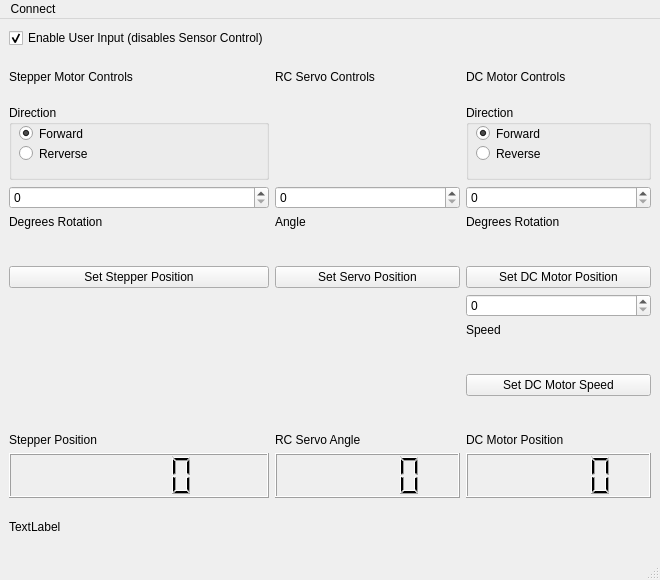
Old version of the form motors_lab/GUI.ui in the repository trentn/SPARO.
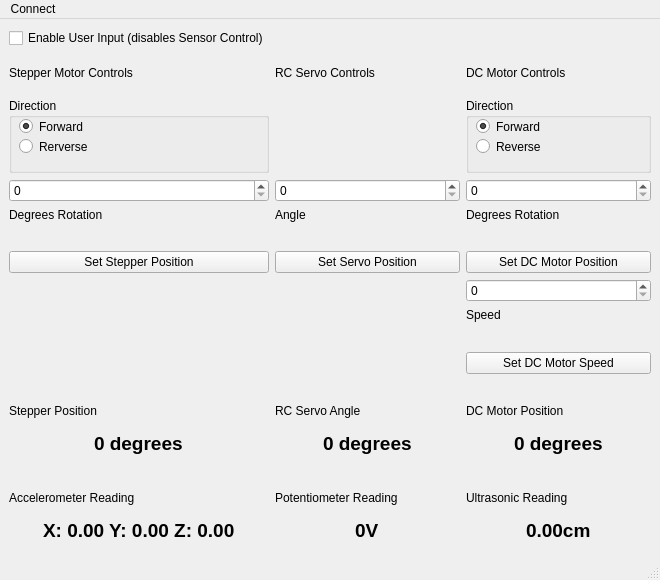
New version of the form.

Commit message: updated UI for sensor feedback

The edit to the form file:
```diff
--- a/motors_lab/GUI.ui
+++ b/motors_lab/GUI.ui
@@ -43,13 +43,6 @@
       </property>
      </widget>
     </item>
-    <item row="15" column="0">
-     <widget class="QLabel" name="debug_output">
-      <property name="text">
-       <string>TextLabel</string>
-      </property>
-     </widget>
-    </item>
     <item row="1" column="1">
      <widget class="QLabel" name="rcservo_controls_label">
       <property name="text">
@@ -71,12 +64,6 @@
       </property>
      </widget>
     </item>
-    <item row="14" column="1">
-     <widget class="QLCDNumber" name="rcservo_lcd"/>
-    </item>
-    <item row="14" column="2">
-     <widget class="QLCDNumber" name="dcmotor_lcd"/>
-    </item>
     <item row="13" column="1" alignment="Qt::AlignBottom">
      <widget class="QLabel" name="rcservo_lcd_label">
       <property name="text">
@@ -126,16 +113,6 @@
       </property>
      </widget>
     </item>
-    <item row="14" column="0">
-     <widget class="QLCDNumber" name="stepper_lcd"/>
-    </item>
-    <item row="6" column="1" alignment="Qt::AlignTop">
-     <widget class="QLabel" name="rcservo_angle_label">
-      <property name="text">
-       <string>Angle</string>
-      </property>
-     </widget>
-    </item>
     <item row="5" column="0">
      <widget class="QSpinBox" name="stepper_degrees_spin">
       <property name="maximum">
@@ -227,7 +204,7 @@
        <string>Enable User Input (disables Sensor Control)</string>
       </property>
       <property name="checked">
-       <bool>true</bool>
+       <bool>false</bool>
       </property>
      </widget>
     </item>
@@ -245,6 +222,118 @@
       </property>
      </widget>
     </item>
+    <item row="6" column="1" alignment="Qt::AlignTop">
+     <widget class="QLabel" name="rcservo_angle_label">
+      <property name="text">
+       <string>Angle</string>
+      </property>
+     </widget>
+    </item>
+    <item row="16" column="0" alignment="Qt::AlignHCenter">
+     <widget class="QLabel" name="accelerometer_reading">
+      <property name="font">
+       <font>
+        <pointsize>14</pointsize>
+        <weight>75</weight>
+        <bold>true</bold>
+       </font>
+      </property>
+      <property name="text">
+       <string>X: 0.00 Y: 0.00 Z: 0.00</string>
+      </property>
+     </widget>
+    </item>
+    <item row="16" column="1" alignment="Qt::AlignHCenter">
+     <widget class="QLabel" name="potentiometer_reading">
+      <property name="font">
+       <font>
+        <pointsize>14</pointsize>
+        <weight>75</weight>
+        <bold>true</bold>
+       </font>
+      </property>
+      <property name="text">
+       <string>0V</string>
+      </property>
+     </widget>
+    </item>
+    <item row="16" column="2" alignment="Qt::AlignHCenter">
+     <widget class="QLabel" name="ultrasonic_reading">
+      <property name="font">
+       <font>
+        <pointsize>14</pointsize>
+        <weight>75</weight>
+        <bold>true</bold>
+       </font>
+      </property>
+      <property name="text">
+       <string>0.00cm</string>
+      </property>
+     </widget>
+    </item>
+    <item row="15" column="0" alignment="Qt::AlignBottom">
+     <widget class="QLabel" name="label_4">
+      <property name="text">
+       <string>Accelerometer Reading</string>
+      </property>
+     </widget>
+    </item>
+    <item row="15" column="1" alignment="Qt::AlignBottom">
+     <widget class="QLabel" name="label_5">
+      <property name="text">
+       <string>Potentiometer Reading</string>
+      </property>
+     </widget>
+    </item>
+    <item row="15" column="2" alignment="Qt::AlignBottom">
+     <widget class="QLabel" name="label_6">
+      <property name="text">
+       <string>Ultrasonic Reading</string>
+      </property>
+     </widget>
+    </item>
+    <item row="14" column="0" alignment="Qt::AlignHCenter">
+     <widget class="QLabel" name="stepper_position">
+      <property name="font">
+       <font>
+        <pointsize>14</pointsize>
+        <weight>75</weight>
+        <bold>true</bold>
+       </font>
+      </property>
+      <property name="text">
+       <string>0 degrees</string>
+      </property>
+     </widget>
+    </item>
+    <item row="14" column="1" alignment="Qt::AlignHCenter">
+     <widget class="QLabel" name="rcservo_position">
+      <property name="font">
+       <font>
+        <pointsize>14</pointsize>
+        <weight>75</weight>
+        <bold>true</bold>
+       </font>
+      </property>
+      <property name="text">
+       <string>0 degrees</string>
+      </property>
+     </widget>
+    </item>
+    <item row="14" column="2" alignment="Qt::AlignHCenter">
+     <widget class="QLabel" name="dcmotor_position">
+      <property name="font">
+       <font>
+        <pointsize>14</pointsize>
+        <weight>75</weight>
+        <bold>true</bold>
+       </font>
+      </property>
+      <property name="text">
+       <string>0 degrees</string>
+      </property>
+     </widget>
+    </item>
    </layout>
   </widget>
   <widget class="QMenuBar" name="menubar">
```
Left out of the diff: 206 changed lines with no effect on the pictures. The commit also changes 4 other files.
